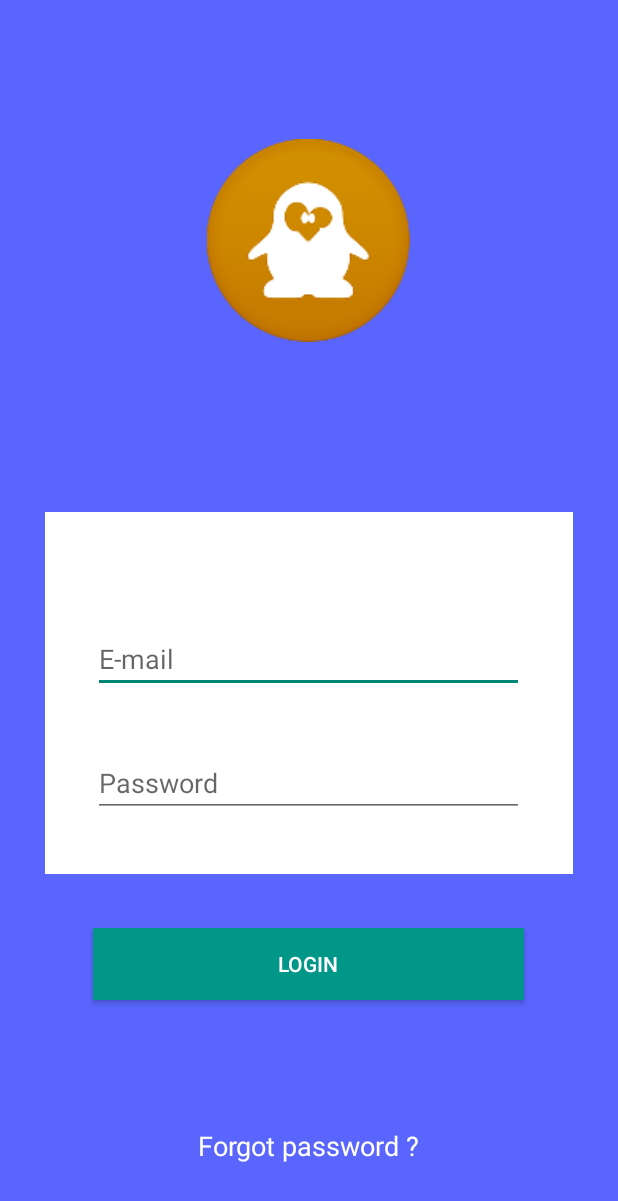
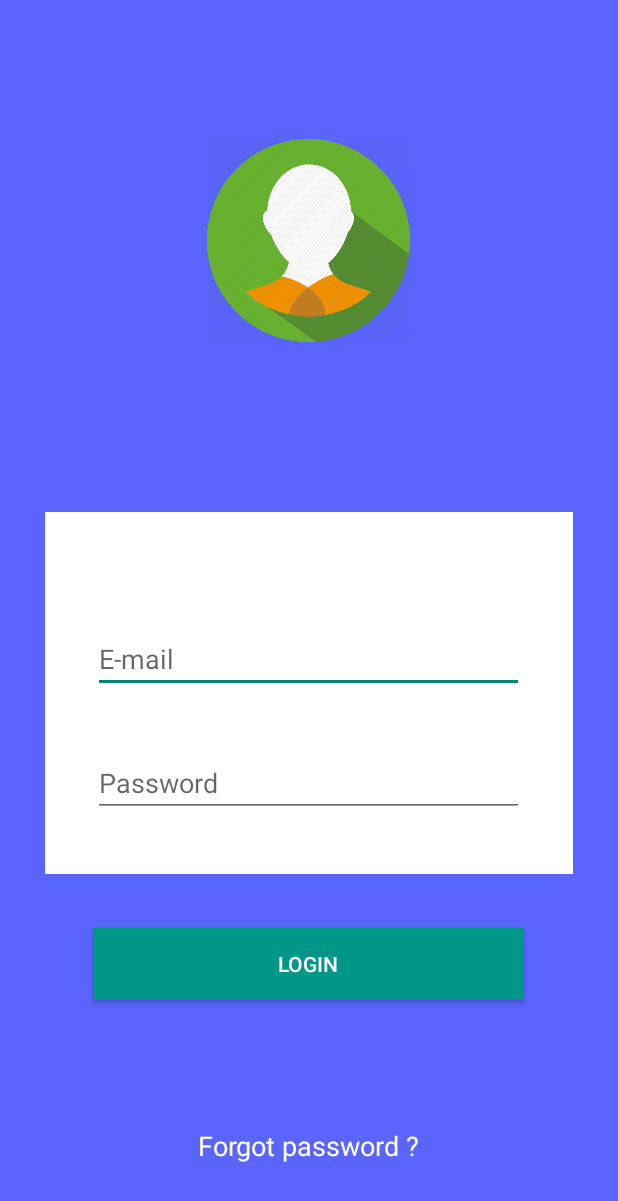
Before and after one commit to IhebCh/ESI-LIB, an Android app: the layout fragment_sign_in.xml on its own in the app's theme, with its tools: preview values and no code run, on a phone screen of 412 x 824 dp. Shown: the top 1201 px of the screen. Run offline under Robolectric (Android 15) with nearby library versions, the phone set to English and light mode, and no system bars.

Commit message:
nedjme 2

```diff
--- a/app/src/main/java/com/devmobile/cs2/esi_lib/LoginActivity.java
+++ b/app/src/main/java/com/devmobile/cs2/esi_lib/LoginActivity.java
@@ -8,7 +8,6 @@ import android.support.v4.view.ViewPager.OnPageChangeListener;
 import android.widget.TabHost;
 import android.widget.TabHost.OnTabChangeListener;
 
-import com.tabs_swipe.R;
 
 public class LoginActivity extends FragmentActivity implements OnTabChangeListener, OnPageChangeListener {
 
--- a/app/src/main/java/com/devmobile/cs2/esi_lib/SignInFragment.java
+++ b/app/src/main/java/com/devmobile/cs2/esi_lib/SignInFragment.java
@@ -7,8 +7,8 @@ import android.support.v4.app.Fragment;
 import android.view.LayoutInflater;
 import android.view.View;
 import android.view.ViewGroup;
+import android.widget.Button;
 
-import com.tabs_swipe.R;
 
 public class SignInFragment extends Fragment {
 
--- a/app/src/main/java/com/devmobile/cs2/esi_lib/SignUpFragment.java
+++ b/app/src/main/java/com/devmobile/cs2/esi_lib/SignUpFragment.java
@@ -7,7 +7,6 @@ import android.view.LayoutInflater;
 import android.view.View;
 import android.view.ViewGroup;
 
-import com.tabs_swipe.R;
 
 public class SignUpFragment extends Fragment {
 
--- a/app/src/main/res/layout-land/fragment_sign_in.xml
+++ b/app/src/main/res/layout-land/fragment_sign_in.xml
@@ -25,7 +25,7 @@
                 android:layout_height="135dp"
                 android:id="@+id/imageView"
                 android:layout_gravity="center"
-                android:src="@drawable/user"/>
+                android:src="@drawable/userlogin"/>
         </FrameLayout>
 
         <LinearLayout
--- a/app/src/main/res/layout-large/fragment_sign_in.xml
+++ b/app/src/main/res/layout-large/fragment_sign_in.xml
@@ -26,7 +26,7 @@
                 android:layout_height="135dp"
                 android:id="@+id/imageView"
                 android:layout_gravity="center"
-                android:src="@drawable/user"/>
+                android:src="@drawable/userlogin"/>
         </FrameLayout>
 
         <FrameLayout
--- a/app/src/main/res/layout-xlarge/fragment_sign_in.xml
+++ b/app/src/main/res/layout-xlarge/fragment_sign_in.xml
@@ -26,7 +26,7 @@
                 android:layout_height="135dp"
                 android:id="@+id/imageView"
                 android:layout_gravity="center_horizontal|bottom"
-                android:src="@drawable/user"/>
+                android:src="@drawable/userlogin"/>
         </FrameLayout>
 
         <FrameLayout
--- a/app/src/main/res/layout/fragment_sign_in.xml
+++ b/app/src/main/res/layout/fragment_sign_in.xml
@@ -25,7 +25,7 @@
                 android:layout_height="135dp"
                 android:id="@+id/imageView"
                 android:layout_gravity="center"
-                android:src="@drawable/user"/>
+                android:src="@drawable/userlogin"/>
         </FrameLayout>
 
         <FrameLayout
```
Also changed, not shown: app/src/main/AndroidManifest.xml (+10 -6 lines), app/src/main/res/drawable-xxhdpi/userlogin.png (added).
